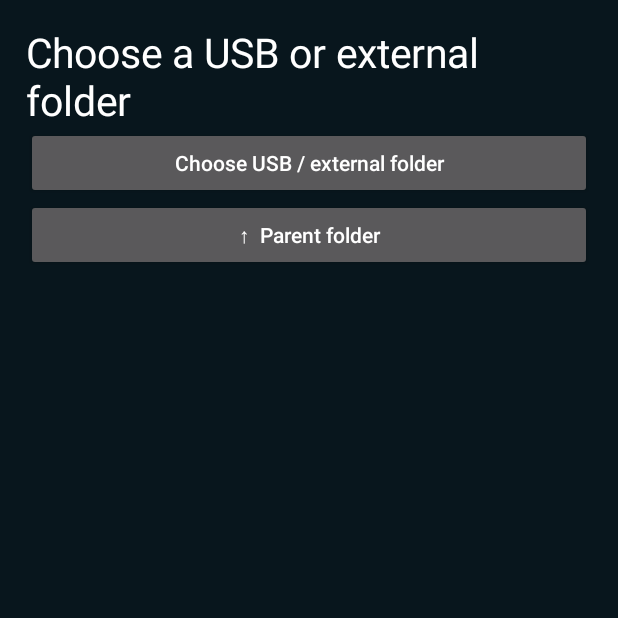
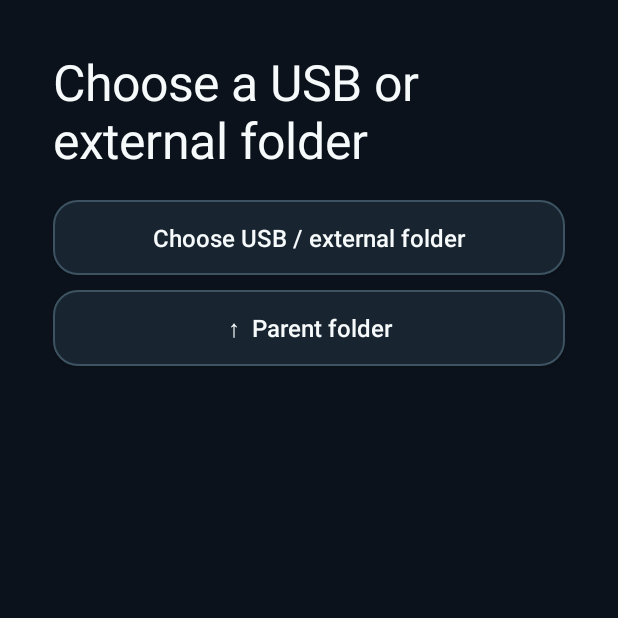
Before and after one commit to Subaru771/EDO, an Android app: the ExternalStorageActivity screen opened directly, with no data from a screen before it, on a phone screen of 412 x 824 dp, the top half of it. Run offline under Robolectric (Android 15) with nearby library versions, the phone set to English and light mode, and no system bars.

Commit message:
Refresh USB and external storage interface for TV focus and readability

```diff
--- a/app/src/main/java/com/dropwave/tv/ExternalStorageActivity.java
+++ b/app/src/main/java/com/dropwave/tv/ExternalStorageActivity.java
@@ -15,6 +15,13 @@ import java.util.*;
 /** SAF-based USB/external folder browser. No unrestricted storage permission is needed. */
 public final class ExternalStorageActivity extends Activity {
     private static final int PICK_TREE=6304;
+    private static final int BG=Color.rgb(11,18,27), PANEL=Color.rgb(24,37,49);
+    private static final int BORDER=Color.rgb(61,83,97), WHITE=Color.rgb(246,250,251);
+    private int dp(float v){return (int)(v*getResources().getDisplayMetrics().density+0.5f);}
+    private android.graphics.drawable.GradientDrawable surface(int fill,int border){
+        android.graphics.drawable.GradientDrawable d=new android.graphics.drawable.GradientDrawable();
+        d.setColor(fill);d.setCornerRadius(dp(16));d.setStroke(dp(1),border);return d;
+    }
     private final Handler main=new Handler(Looper.getMainLooper());
     private LinearLayout content;private Uri tree;private String documentId,displayPath="External storage";
     private String exportId;
@@ -22,8 +29,8 @@ public final class ExternalStorageActivity extends Activity {
     private final Deque<String> parentIds=new ArrayDeque<>();
     private final Deque<String> pathStack=new ArrayDeque<>();
     @Override public void onCreate(Bundle state){super.onCreate(state);exportId=getIntent().getStringExtra("exportId");
-        ScrollView scroll=new ScrollView(this);scroll.setBackgroundColor(Color.rgb(8,22,29));content=new LinearLayout(this);content.setOrientation(1);content.setPadding(26,25,26,35);scroll.addView(content);
-        title=new TextView(this);title.setTextSize(27);title.setTextColor(Color.WHITE);content.addView(title);
+        ScrollView scroll=new ScrollView(this);scroll.setBackgroundColor(BG);content=new LinearLayout(this);content.setOrientation(1);content.setPadding(dp(35),dp(32),dp(35),dp(42));scroll.addView(content);
+        title=new TextView(this);title.setTextSize(33);title.setTextColor(WHITE);title.setPadding(0,0,0,dp(18));content.addView(title);
         Button pick=button("Choose USB / external folder",this::chooseTree);content.addView(pick);
         Button back=button("↑  Parent folder",this::up);content.addView(back);
         Button save=button("Copy selected TV file here",this::exportHere);content.addView(save);save.setVisibility(exportId==null?View.GONE:View.VISIBLE);
@@ -32,7 +39,14 @@ public final class ExternalStorageActivity extends Activity {
         if(saved!=null){try{openTree(Uri.parse(saved));}catch(Exception e){title.setText("Choose a USB or external folder");}}
         else title.setText("Choose a USB or external folder");
     }
-    private Button button(String name,Runnable handler){Button b=new Button(this);b.setAllCaps(false);b.setText(name);b.setFocusable(true);b.setOnClickListener(v->handler.run());return b;}
+    private Button button(String name,Runnable handler){
+        Button b=new Button(this);b.setAllCaps(false);b.setText(name);b.setFocusable(true);
+        b.setTextSize(16);b.setTextColor(WHITE);b.setPadding(dp(16),dp(14),dp(16),dp(14));
+        b.setBackground(surface(PANEL,BORDER));
+        LinearLayout.LayoutParams lp=new LinearLayout.LayoutParams(-1,-2);lp.setMargins(0,0,0,dp(10));b.setLayoutParams(lp);
+        b.setOnFocusChangeListener((v,focus)->{b.setBackground(surface(focus?WHITE:PANEL,focus?WHITE:BORDER));b.setTextColor(focus?BG:WHITE);});
+        b.setOnClickListener(v->handler.run());return b;
+    }
     private void chooseTree(){try{Intent i=new Intent(Intent.ACTION_OPEN_DOCUMENT_TREE);
         i.addFlags(Intent.FLAG_GRANT_READ_URI_PERMISSION|Intent.FLAG_GRANT_WRITE_URI_PERMISSION|
             Intent.FLAG_GRANT_PERSISTABLE_URI_PERMISSION|Intent.FLAG_GRANT_PREFIX_URI_PERMISSION);
```
